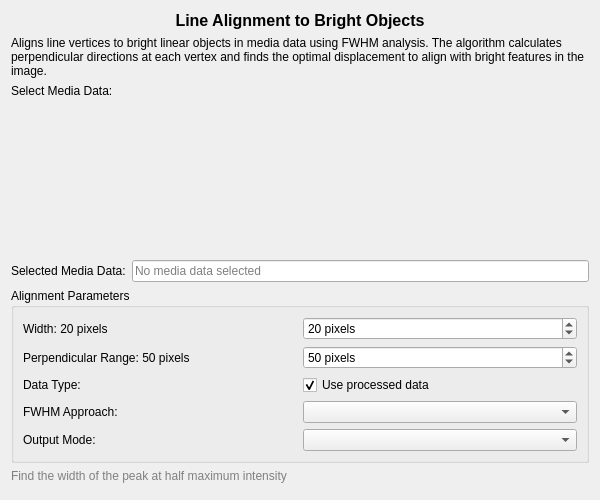
Before: the Qt Designer form src/WhiskerToolbox/DataTransform_Widget/Lines/LineAlignment_Widget/LineAlignment_Widget.ui in paulmthompson/WhiskerToolbox, drawn with Qt 5.
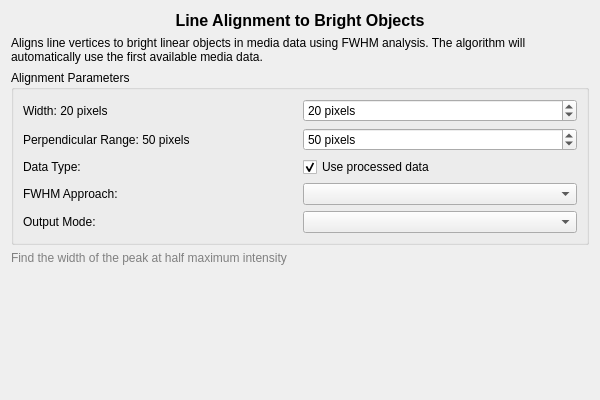
After: the same form once the commit is applied. Custom widgets are drawn as their Qt base class.

The edit to the form file:
```diff
--- a/src/WhiskerToolbox/DataTransform_Widget/Lines/LineAlignment_Widget/LineAlignment_Widget.ui
+++ b/src/WhiskerToolbox/DataTransform_Widget/Lines/LineAlignment_Widget/LineAlignment_Widget.ui
@@ -7,7 +7,7 @@
     <x>0</x>
     <y>0</y>
     <width>600</width>
-    <height>500</height>
+    <height>400</height>
    </rect>
   </property>
   <property name="windowTitle">
@@ -33,51 +33,13 @@
    <item>
     <widget class="QLabel" name="descriptionLabel">
      <property name="text">
-      <string>Aligns line vertices to bright linear objects in media data using FWHM analysis. The algorithm calculates perpendicular directions at each vertex and finds the optimal displacement to align with bright features in the image.</string>
+      <string>Aligns line vertices to bright linear objects in media data using FWHM analysis. The algorithm will automatically use the first available media data.</string>
      </property>
      <property name="wordWrap">
       <bool>true</bool>
      </property>
     </widget>
    </item>
-   <item>
-    <widget class="QLabel" name="mediaSelectionLabel">
-     <property name="text">
-      <string>Select Media Data:</string>
-     </property>
-    </widget>
-   </item>
-   <item>
-    <widget class="Feature_Table_Widget" name="media_feature_table_widget" native="true">
-     <property name="minimumSize">
-      <size>
-       <width>0</width>
-       <height>150</height>
-      </size>
-     </property>
-    </widget>
-   </item>
-   <item>
-    <layout class="QHBoxLayout" name="horizontalLayout">
-     <item>
-      <widget class="QLabel" name="selectedMediaLabel">
-       <property name="text">
-        <string>Selected Media Data:</string>
-       </property>
-      </widget>
-     </item>
-     <item>
-      <widget class="QLineEdit" name="selectedMediaLineEdit">
-       <property name="readOnly">
-        <bool>true</bool>
-       </property>
-       <property name="placeholderText">
-        <string>No media data selected</string>
-       </property>
-      </widget>
-     </item>
-    </layout>
-   </item>
    <item>
     <widget class="QGroupBox" name="parametersGroupBox">
      <property name="title">
@@ -198,14 +160,6 @@
    </item>
   </layout>
  </widget>
- <customwidgets>
-  <customwidget>
-   <class>Feature_Table_Widget</class>
-   <extends>QWidget</extends>
-   <header>Feature_Table_Widget/Feature_Table_Widget.hpp</header>
-   <container>1</container>
-  </customwidget>
- </customwidgets>
  <resources/>
  <connections/>
 </ui> 
```
Left out of the diff: 2 changed lines with no effect on the pictures.
